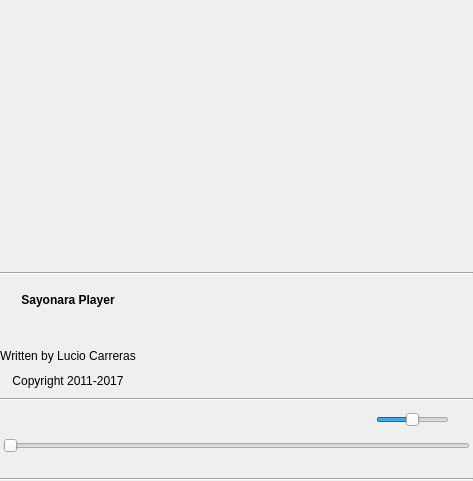
Old version of the form src/GUI/Player/GUI_ControlsNew.ui in the repository Inferno214221/sayonara-player.
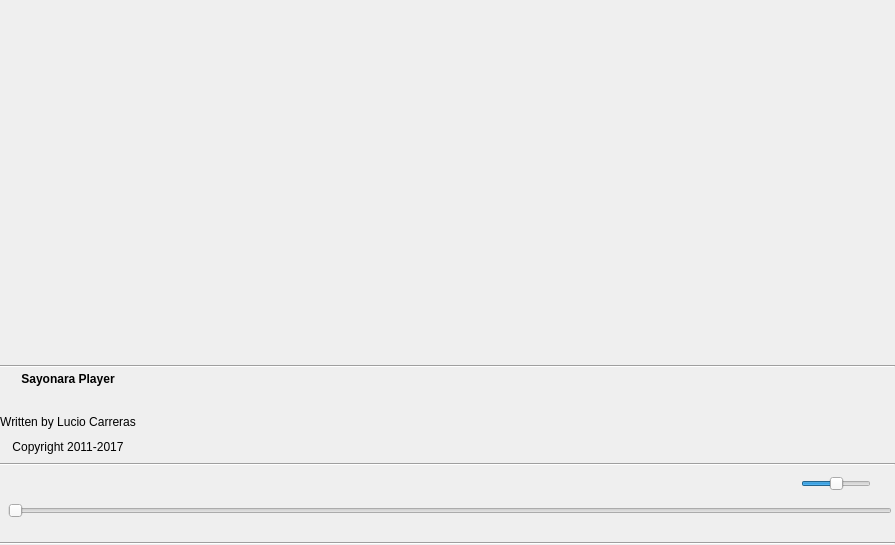
New version of the form. Icons and pictures are not drawn. Custom widgets are drawn as their Qt base class.

Commit message: rating label in big view

```diff
--- a/src/GUI/Player/GUI_ControlsNew.ui
+++ b/src/GUI/Player/GUI_ControlsNew.ui
@@ -6,8 +6,8 @@
    <rect>
     <x>0</x>
     <y>0</y>
-    <width>473</width>
-    <height>481</height>
+    <width>895</width>
+    <height>545</height>
    </rect>
   </property>
   <property name="windowTitle">
@@ -30,7 +30,7 @@
     <number>0</number>
    </property>
    <property name="verticalSpacing">
-    <number>5</number>
+    <number>4</number>
    </property>
    <item row="0" column="0">
     <layout class="QHBoxLayout" name="layout_cover">
@@ -92,6 +92,12 @@
    </item>
    <item row="5" column="0">
     <layout class="QGridLayout" name="layout_time">
+     <property name="leftMargin">
+      <number>5</number>
+     </property>
+     <property name="topMargin">
+      <number>2</number>
+     </property>
      <property name="bottomMargin">
       <number>0</number>
      </property>
@@ -231,7 +237,7 @@
      <property name="spacing">
       <number>3</number>
      </property>
-     <item row="3" column="1">
+     <item row="1" column="1">
       <widget class="QLabel" name="lab_artist">
        <property name="sizePolicy">
         <sizepolicy hsizetype="Preferred" vsizetype="Preferred">
@@ -260,6 +266,34 @@
       </widget>
      </item>
      <item row="3" column="0">
+      <widget class="QLabel" name="lab_copyright">
+       <property name="sizePolicy">
+        <sizepolicy hsizetype="Preferred" vsizetype="Preferred">
+         <horstretch>0</horstretch>
+         <verstretch>0</verstretch>
+        </sizepolicy>
+       </property>
+       <property name="minimumSize">
+        <size>
+         <width>0</width>
+         <height>20</height>
+        </size>
+       </property>
+       <property name="maximumSize">
+        <size>
+         <width>16777215</width>
+         <height>20</height>
+        </size>
+       </property>
+       <property name="text">
+        <string>Copyright 2011-2017</string>
+       </property>
+       <property name="alignment">
+        <set>Qt::AlignCenter</set>
+       </property>
+      </widget>
+     </item>
+     <item row="1" column="0">
       <widget class="QLabel" name="lab_version">
        <property name="minimumSize">
         <size>
@@ -281,7 +315,101 @@
        </property>
       </widget>
      </item>
-     <item row="5" column="1">
+     <item row="2" column="0">
+      <widget class="QLabel" name="lab_writtenby">
+       <property name="sizePolicy">
+        <sizepolicy hsizetype="Preferred" vsizetype="Preferred">
+         <horstretch>0</horstretch>
+         <verstretch>0</verstretch>
+        </sizepolicy>
+       </property>
+       <property name="minimumSize">
+        <size>
+         <width>0</width>
+         <height>20</height>
+        </size>
+       </property>
+       <property name="maximumSize">
+        <size>
+         <width>16777215</width>
+         <height>20</height>
+        </size>
+       </property>
+       <property name="text">
+        <string>Written by Lucio Carreras</string>
+       </property>
+       <property name="alignment">
+        <set>Qt::AlignCenter</set>
+       </property>
+      </widget>
+     </item>
+     <item row="0" column="0">
+      <widget class="QLabel" name="lab_sayonara">
+       <property name="font">
+        <font>
+         <weight>75</weight>
+         <bold>true</bold>
+        </font>
+       </property>
+       <property name="focusPolicy">
+        <enum>Qt::ClickFocus</enum>
+       </property>
+       <property name="text">
+        <string notr="true">Sayonara Player</string>
+       </property>
+       <property name="alignment">
+        <set>Qt::AlignCenter</set>
+       </property>
+      </widget>
+     </item>
+     <item row="0" column="1">
+      <widget class="QLabel" name="lab_title">
+       <property name="sizePolicy">
+        <sizepolicy hsizetype="Preferred" vsizetype="Preferred">
+         <horstretch>0</horstretch>
+         <verstretch>0</verstretch>
+        </sizepolicy>
+       </property>
+       <property name="font">
+        <font>
+         <weight>75</weight>
+         <bold>true</bold>
+        </font>
+       </property>
+       <property name="focusPolicy">
+        <enum>Qt::ClickFocus</enum>
+       </property>
+       <property name="text">
+        <string notr="true"/>
+       </property>
+       <property name="alignment">
+        <set>Qt::AlignCenter</set>
+       </property>
+       <property name="wordWrap">
+        <bool>true</bool>
+       </property>
+      </widget>
+     </item>
+     <item row="2" column="1">
+      <widget class="QLabel" name="lab_album">
+       <property name="sizePolicy">
+        <sizepolicy hsizetype="Preferred" vsizetype="Preferred">
+         <horstretch>0</horstretch>
+         <verstretch>0</verstretch>
+        </sizepolicy>
+       </property>
+       <property name="text">
+        <string notr="true"/>
+       </property>
+       <property name="alignment">
+        <set>Qt::AlignCenter</set>
+       </property>
+       <property name="wordWrap">
+        <bool>true</bool>
+       </property>
+      </widget>
+     </item>
+     <item row="3" column="1">
       <widget class="QWidget" name="widget_details" native="true">
        <property name="sizePolicy">
         <sizepolicy hsizetype="Preferred" vsizetype="Maximum">
@@ -348,155 +476,28 @@
           </property>
          </spacer>
         </item>
+        <item row="0" column="3">
+         <widget class="RatingLabel" name="lab_rating">
+          <property name="sizePolicy">
+           <sizepolicy hsizetype="Minimum" vsizetype="Preferred">
+            <horstretch>0</horstretch>
+            <verstretch>0</verstretch>
+           </sizepolicy>
+          </property>
+          <property name="text">
+           <string/>
+          </property>
+         </widget>
+        </item>
        </layout>
       </widget>
      </item>
-     <item row="4" column="1">
-      <widget class="QLabel" name="lab_album">
-       <property name="sizePolicy">
-        <sizepolicy hsizetype="Preferred" vsizetype="Preferred">
-         <horstretch>0</horstretch>
-         <verstretch>0</verstretch>
-        </sizepolicy>
-       </property>
-       <property name="text">
-        <string notr="true"/>
-       </property>
-       <property name="alignment">
-        <set>Qt::AlignCenter</set>
-       </property>
-       <property name="wordWrap">
-        <bool>true</bool>
-       </property>
-      </widget>
-     </item>
-     <item row="5" column="0">
-      <widget class="QLabel" name="lab_copyright">
-       <property name="sizePolicy">
-        <sizepolicy hsizetype="Preferred" vsizetype="Preferred">
-         <horstretch>0</horstretch>
-         <verstretch>0</verstretch>
-        </sizepolicy>
-       </property>
-       <property name="minimumSize">
-        <size>
-         <width>0</width>
-         <height>20</height>
-        </size>
-       </property>
-       <property name="maximumSize">
-        <size>
-         <width>16777215</width>
-         <height>20</height>
-        </size>
-       </property>
-       <property name="text">
-        <string>Copyright 2011-2017</string>
-       </property>
-       <property name="alignment">
-        <set>Qt::AlignCenter</set>
-       </property>
-      </widget>
-     </item>
-     <item row="4" column="0">
-      <widget class="QLabel" name="lab_writtenby">
-       <property name="sizePolicy">
-        <sizepolicy hsizetype="Preferred" vsizetype="Preferred">
-         <horstretch>0</horstretch>
-         <verstretch>0</verstretch>
-        </sizepolicy>
-       </property>
-       <property name="minimumSize">
-        <size>
-         <width>0</width>
-         <height>20</height>
-        </size>
-       </property>
-       <property name="maximumSize">
-        <size>
-         <width>16777215</width>
-         <height>20</height>
-        </size>
-       </property>
-       <property name="text">
-        <string>Written by Lucio Carreras</string>
-       </property>
-       <property name="alignment">
-        <set>Qt::AlignCenter</set>
-       </property>
-      </widget>
-     </item>
-     <item row="2" column="1">
-      <widget class="QLabel" name="lab_title">
-       <property name="sizePolicy">
-        <sizepolicy hsizetype="Preferred" vsizetype="Preferred">
-         <horstretch>0</horstretch>
-         <verstretch>0</verstretch>
-        </sizepolicy>
-       </property>
-       <property name="font">
-        <font>
-         <weight>75</weight>
-         <bold>true</bold>
-        </font>
-       </property>
-       <property name="focusPolicy">
-        <enum>Qt::ClickFocus</enum>
-       </property>
-       <property name="text">
-        <string notr="true"/>
-       </property>
-       <property name="alignment">
-        <set>Qt::AlignCenter</set>
-       </property>
-       <property name="wordWrap">
-        <bool>true</bool>
-       </property>
-      </widget>
-     </item>
-     <item row="2" column="0">
-      <widget class="QLabel" name="lab_sayonara">
-       <property name="sizePolicy">
-        <sizepolicy hsizetype="Preferred" vsizetype="Maximum">
-         <horstretch>0</horstretch>
-         <verstretch>0</verstretch>
-        </sizepolicy>
-       </property>
-       <property name="minimumSize">
-        <size>
-         <width>0</width>
-         <height>40</height>
-        </size>
-       </property>
-       <property name="maximumSize">
-        <size>
-         <width>16777215</width>
-         <height>40</height>
-        </size>
-       </property>
-       <property name="font">
-        <font>
-         <weight>75</weight>
-         <bold>true</bold>
-        </font>
-       </property>
-       <property name="focusPolicy">
-        <enum>Qt::ClickFocus</enum>
-       </property>
-       <property name="text">
-        <string notr="true">Sayonara Player</string>
-       </property>
-       <property name="alignment">
-        <set>Qt::AlignCenter</set>
-       </property>
-      </widget>
-     </item>
     </layout>
    </item>
    <item row="4" column="0">
     <layout class="QHBoxLayout" name="layout_buttons">
      <property name="spacing">
-      <number>0</number>
+      <number>2</number>
      </property>
      <property name="bottomMargin">
       <number>0</number>
@@ -724,11 +725,6 @@
       </widget>
      </item>
      <item>
-      <layout class="QHBoxLayout" name="layout_volume">
-       <property name="spacing">
-        <number>2</number>
-       </property>
-       <item>
         <spacer name="horizontalSpacer_3">
          <property name="orientation">
           <enum>Qt::Horizontal</enum>
@@ -747,21 +743,15 @@
           <bool>true</bool>
          </property>
          <property name="sizePolicy">
-          <sizepolicy hsizetype="Fixed" vsizetype="Fixed">
+        <sizepolicy hsizetype="Fixed" vsizetype="Maximum">
            <horstretch>0</horstretch>
            <verstretch>0</verstretch>
           </sizepolicy>
          </property>
-         <property name="minimumSize">
-          <size>
-           <width>20</width>
-           <height>10</height>
-          </size>
-         </property>
          <property name="maximumSize">
           <size>
-           <width>73</width>
-           <height>30</height>
+         <width>70</width>
+         <height>16777215</height>
           </size>
          </property>
          <property name="focusPolicy">
@@ -839,8 +829,6 @@
        </item>
       </layout>
      </item>
-    </layout>
-   </item>
    <item row="1" column="0">
     <widget class="Line" name="line_2">
      <property name="orientation">
@@ -880,6 +868,11 @@
    <extends>QProgressBar</extends>
    <header>GUI/Utils/Widgets/ProgressBar.h</header>
   </customwidget>
+  <customwidget>
+   <class>RatingLabel</class>
+   <extends>QLabel</extends>
+   <header>GUI/Utils/RatingLabel.h</header>
+  </customwidget>
  </customwidgets>
  <resources>
   <include location="../Resources/Icons.qrc"/>
```
Lines whose indentation alone changed are shown as unchanged. The commit also changes 34 other files.
